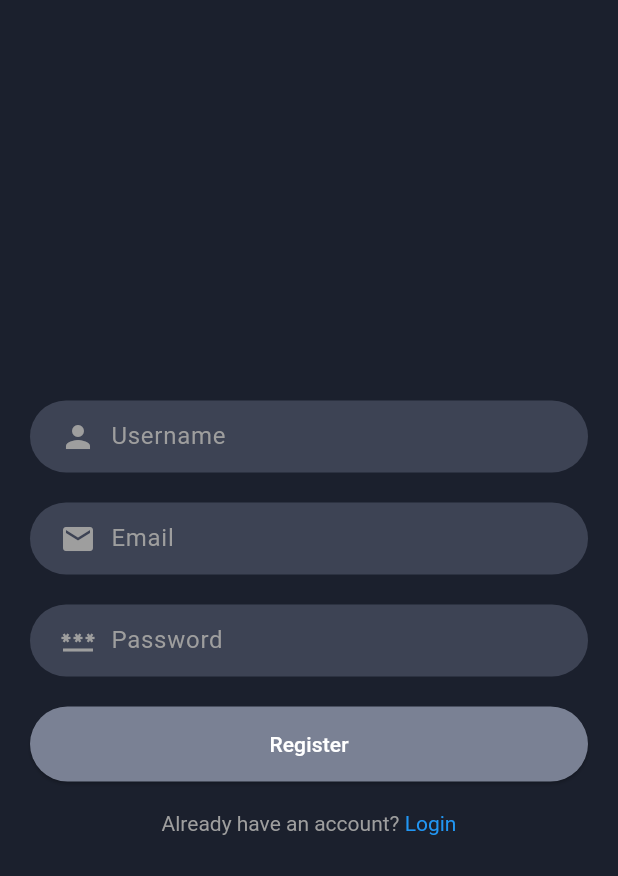
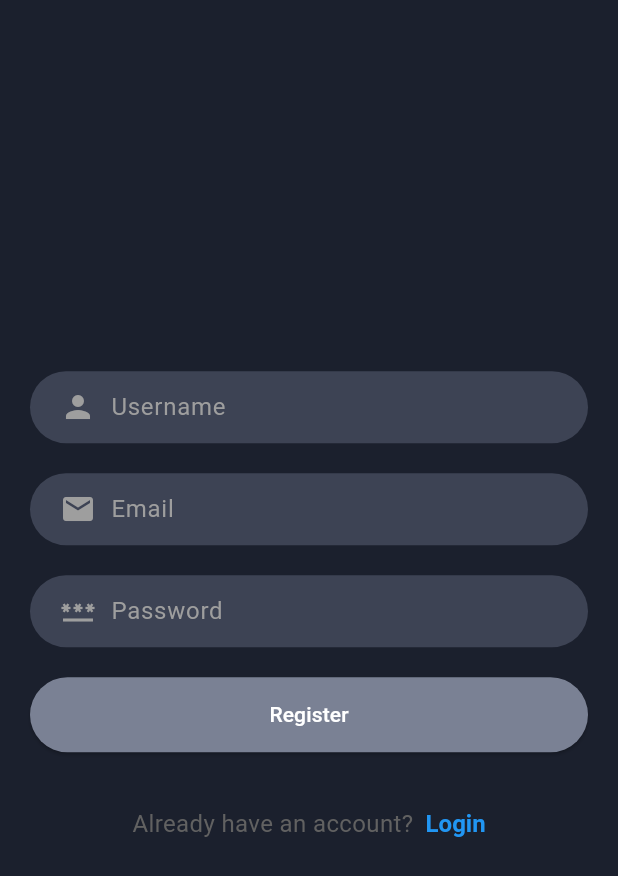
Before and after one commit to Jaffar-Kazmi/Chatify, a Flutter app: the RegisterPage screen opened by its route, on a phone screen of 412 x 824 dp. Shown: the top 876 px of the screen. Run offline on Flutter 3.47's test engine with Material 3 defaults, Android fonts, the phone set to English and light mode, and no system bars; our stand-ins replace flutter_bloc, flutter_secure_storage, google_fonts; accounts and stored records are empty; network calls fail.

Commit message:
feat(nav): implement Routing between login, register and home(conversation) page

```diff
--- a/frontend_flutter/lib/features/auth/presentation/pages/login_page.dart
+++ b/frontend_flutter/lib/features/auth/presentation/pages/login_page.dart
@@ -73,7 +73,7 @@ class _LoginPage extends State<LoginPage> {
                   listener: (context, state) {
                     if (state is AuthSuccess) {
                       print("Good");
-                      Navigator.pushNamed(context, '/chat');
+                      Navigator.pushNamedAndRemoveUntil(context, '/home', (route)=> false);
                     } else if (state is AuthFailure) {
                       ScaffoldMessenger.of(context).showSnackBar(
                           SnackBar(content: Text(state.error))
@@ -85,7 +85,9 @@ class _LoginPage extends State<LoginPage> {
               LoginPrompt(
                 title: 'Don\'t have an account? ',
                 subTitle: 'Register',
-                onTap: () {}
+                onTap: () {
+                  Navigator.pushNamed(context, '/register');
+                }
               ),
             ],
           ),
--- a/frontend_flutter/lib/features/auth/presentation/pages/register_page.dart
+++ b/frontend_flutter/lib/features/auth/presentation/pages/register_page.dart
@@ -88,7 +88,9 @@ class _RegisterPageState extends State<RegisterPage> {
               LoginPrompt(
                   title: 'Already have an account? ',
                   subTitle: 'Login',
-                  onTap: () {}
+                  onTap: () {
+                    Navigator.pushNamed(context, '/login');
+                  }
               ),
             ],
           ),
--- a/frontend_flutter/lib/features/auth/presentation/widgets/login_prompt.dart
+++ b/frontend_flutter/lib/features/auth/presentation/widgets/login_prompt.dart
@@ -1,27 +1,74 @@
 import 'package:flutter/material.dart';
 
-class LoginPrompt extends StatelessWidget {
+class LoginPrompt extends StatefulWidget {
   final String title;
   final String subTitle;
   final VoidCallback onTap;
 
-  const LoginPrompt({super.key, required this.title, required this.subTitle, required this.onTap});
+  const LoginPrompt({
+    Key? key,
+    required this.title,
+    required this.subTitle,
+    required this.onTap,
+  }) : super(key: key);
+
+  @override
+  State<LoginPrompt> createState() => _LoginPromptState();
+}
+
+class _LoginPromptState extends State<LoginPrompt> {
+  bool _isHovered = false;
 
   @override
   Widget build(BuildContext context) {
-    return Center(
-      child: GestureDetector(
-        onTap: onTap,
-        child: RichText(text: TextSpan(
-            text: title,
-            style: TextStyle(color: Colors.grey),
-            children: [
-              TextSpan(
-                  text: subTitle,
-                  style: TextStyle(color: Colors.blue)
-              )
-            ]
-        )),
+    return Semantics(
+      button: true,
+      label: '${widget.title}${widget.subTitle}',
+      child: MouseRegion(
+        onEnter: (_) => setState(() => _isHovered = true),
+        onExit: (_) => setState(() => _isHovered = false),
+        cursor: SystemMouseCursors.click,
+        child: GestureDetector(
+          onTap: widget.onTap,
+          child: Container(
+            padding: const EdgeInsets.all(16.0),
+            child: Row(
+              mainAxisAlignment: MainAxisAlignment.center,
+              mainAxisSize: MainAxisSize.min,
+              children: [
+                Text(
+                  widget.title,
+                  style: TextStyle(
+                    fontSize: 16,
+                    color: Colors.grey[700],
+                    fontWeight: FontWeight.w400,
+                  ),
+                ),
+                const SizedBox(width: 4),
+                AnimatedDefaultTextStyle(
+                  duration: const Duration(milliseconds: 200),
+                  style: TextStyle(
+                    fontSize: 16,
+                    color: _isHovered ? Colors.blue[700] : Colors.blue,
+                    fontWeight: FontWeight.w600,
+                    decoration: _isHovered
+                        ? TextDecoration.underline
+                        : TextDecoration.none,
+                  ),
+                  child: Text(widget.subTitle),
+                ),
+                if (_isHovered) ...[
+                  const SizedBox(width: 4),
+                  Icon(
+                    Icons.arrow_forward,
+                    size: 16,
+                    color: Colors.blue[700],
+                  ),
+                ],
+              ],
+            ),
+          ),
+        ),
       ),
     );
   }
--- a/frontend_flutter/lib/features/conversation/data/datasources/coversation_remote_data_source.dart
+++ b/frontend_flutter/lib/features/conversation/data/datasources/coversation_remote_data_source.dart
@@ -9,8 +9,7 @@ class ConversationsRemoteDataSource {
   final _storage = FlutterSecureStorage();
 
   Future<List<ConversationModel>> fetchConversations() async {
-   // String token = await _storage.read(key: 'token') ?? '';
-    String token = "eyJhbGciOiJIUzI1NiIsInR5cCI6IkpXVCJ9.eyJpZCI6IjBjNTg1NjhjLTI1ZGEtNGRhZi1hNmIyLTQ3NjdkMTZhMWM0ZiIsImlhdCI6MTc2NDAxOTMyOSwiZXhwIjoxNzY0MDU1MzI5fQ.H6WBdiLMQSol8eKV9Fx9CwV4BmtXzpDAldhsa76QFtQ";
+   String token = await _storage.read(key: 'token') ?? '';
     final response = await http.get(
       Uri.parse('$baseUrl/conversations'),
       headers: {
--- a/frontend_flutter/lib/main.dart
+++ b/frontend_flutter/lib/main.dart
@@ -52,12 +52,12 @@ class MyApp extends StatelessWidget {
         title: 'Flutter Demo',
         theme: AppTheme.darkTheme,
         debugShowCheckedModeBanner: false,
-        home: ConversationsPage(),
+        home: RegisterPage(),
         routes: {
           '/login': (context) => LoginPage(),
           '/register': (context) => RegisterPage(),
           '/chat': (context) => ChatPage(),
-          '/conversations': (context) => ConversationsPage(),
+          '/home': (context) => ConversationsPage(),
         },
       ),
     );
```
